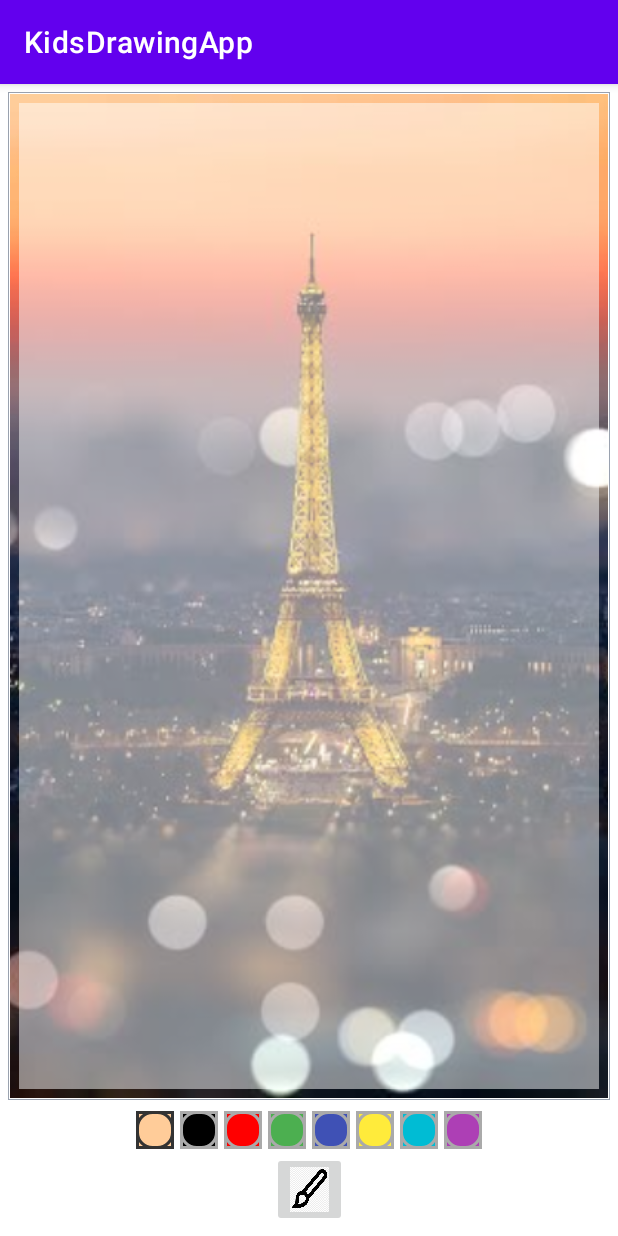
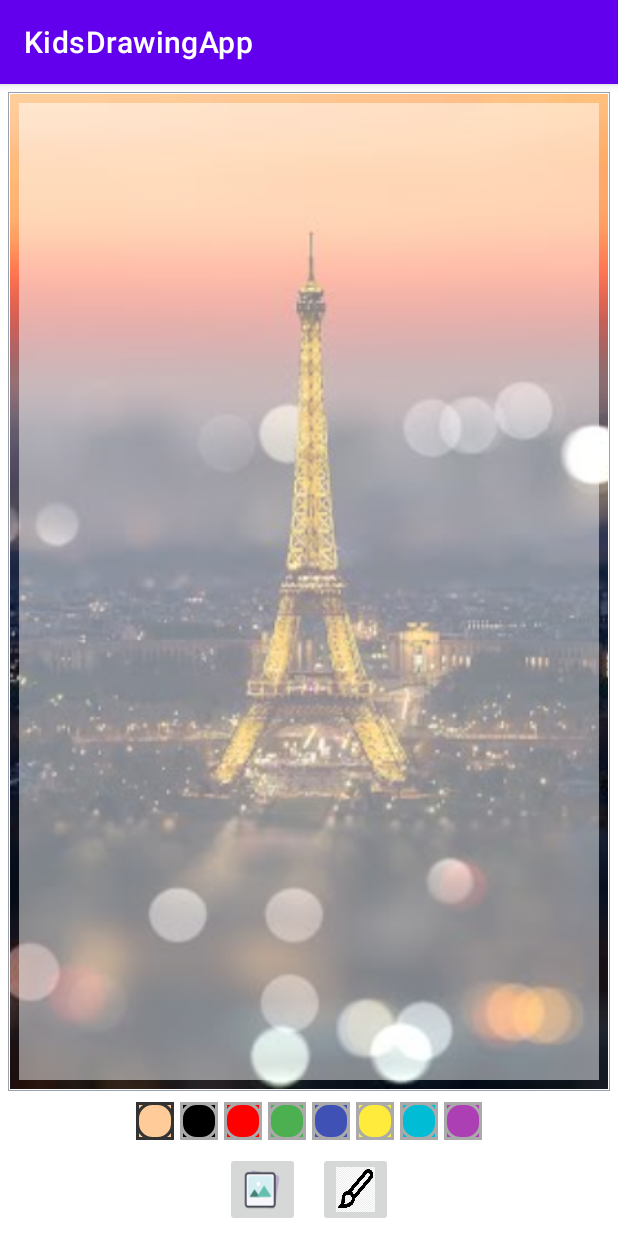
Before and after one commit to maximilian6547s/KidsDrawingApp, an Android app: the screen it shows after launch (MainActivity), after a tap on "colorPalette", on a phone screen of 412 x 824 dp. Run offline under Robolectric (Android 15) with nearby library versions, the phone set to English and light mode, and no system bars.

Commit message:
Add gallery button to UI

```diff
--- a/app/src/main/java/com/maximcuker/kidsdrawingapp/MainActivity.kt
+++ b/app/src/main/java/com/maximcuker/kidsdrawingapp/MainActivity.kt
@@ -72,7 +72,7 @@ class MainActivity : AppCompatActivity() {
                     R.drawable.pallete_pressed
                 )
             )
-            mImageButtonCurrentPaint?.setImageDrawable(ContextCompat.getDrawable(this, R.drawable.pallete_normal))
+            mImageButtonCurrentPaint?.setImageDrawable(ContextCompat.getDrawable(this, R.drawable.palette_normal))
             mImageButtonCurrentPaint = view
         }
     }
--- a/app/src/main/res/layout/activity_main.xml
+++ b/app/src/main/res/layout/activity_main.xml
@@ -20,11 +20,11 @@
 
         <ImageView
             android:id="@+id/ivBackground"
-            android:scaleType="centerCrop"
-            android:contentDescription="background_image"
             android:layout_width="match_parent"
             android:layout_height="match_parent"
-            android:src="@drawable/image"/>
+            android:contentDescription="background_image"
+            android:scaleType="centerCrop"
+            android:src="@drawable/image" />
 
         <com.maximcuker.kidsdrawingapp.DrawingView
             android:id="@+id/drawingView"
@@ -41,7 +41,7 @@
         android:layout_width="wrap_content"
         android:layout_height="wrap_content"
         android:orientation="horizontal"
-        app:layout_constraintBottom_toTopOf="@id/ibBrush"
+        app:layout_constraintBottom_toTopOf="@id/llActionButtons"
         app:layout_constraintLeft_toLeftOf="parent"
         app:layout_constraintRight_toRightOf="parent"
         app:layout_constraintTop_toBottomOf="@id/flDrawingViewContainer">
@@ -53,7 +53,7 @@
             android:background="@color/skin"
             android:contentDescription="colorPalette"
             android:onClick="paintClicked"
-            android:src="@drawable/pallete_normal"
+            android:src="@drawable/palette_normal"
             android:tag="@color/skin" />
 
         <ImageButton
@@ -63,7 +63,7 @@
             android:background="@color/black"
             android:contentDescription="colorPalette"
             android:onClick="paintClicked"
-            android:src="@drawable/pallete_normal"
+            android:src="@drawable/palette_normal"
             android:tag="@color/black" />
 
         <ImageButton
@@ -73,7 +73,7 @@
             android:background="@color/red"
             android:contentDescription="colorPalette"
             android:onClick="paintClicked"
-            android:src="@drawable/pallete_normal"
+            android:src="@drawable/palette_normal"
             android:tag="@color/red" />
 
         <ImageButton
@@ -83,7 +83,7 @@
             android:background="@color/green"
             android:contentDescription="colorPalette"
             android:onClick="paintClicked"
-            android:src="@drawable/pallete_normal"
+            android:src="@drawable/palette_normal"
             android:tag="@color/green" />
 
         <ImageButton
@@ -93,7 +93,7 @@
             android:background="@color/blue"
             android:contentDescription="colorPalette"
             android:onClick="paintClicked"
-            android:src="@drawable/pallete_normal"
+            android:src="@drawable/palette_normal"
             android:tag="@color/blue" />
 
         <ImageButton
@@ -103,7 +103,7 @@
             android:background="@color/yellow"
             android:contentDescription="colorPalette"
             android:onClick="paintClicked"
-            android:src="@drawable/pallete_normal"
+            android:src="@drawable/palette_normal"
             android:tag="@color/yellow" />
 
         <ImageButton
@@ -113,7 +113,7 @@
             android:background="@color/lollipop"
             android:contentDescription="colorPalette"
             android:onClick="paintClicked"
-            android:src="@drawable/pallete_normal"
+            android:src="@drawable/palette_normal"
             android:tag="@color/lollipop" />
 
         <ImageButton
@@ -123,21 +123,40 @@
             android:background="@color/random"
             android:contentDescription="colorPalette"
             android:onClick="paintClicked"
-            android:src="@drawable/pallete_normal"
+            android:src="@drawable/palette_normal"
             android:tag="@color/random" />
 
     </LinearLayout>
 
-    <ImageButton
-        android:id="@+id/ibBrush"
-        android:layout_width="50dp"
-        android:layout_height="50dp"
-        android:layout_margin="6dp"
-        android:contentDescription="brush_image"
-        android:scaleType="fitXY"
-        android:src="@drawable/brush_icon"
+    <LinearLayout
+        android:id="@+id/llActionButtons"
+        android:layout_width="match_parent"
+        android:layout_height="wrap_content"
+        android:gravity="center"
+        android:orientation="horizontal"
         app:layout_constraintBottom_toBottomOf="parent"
         app:layout_constraintLeft_toLeftOf="parent"
-        app:layout_constraintRight_toRightOf="parent" />
+        app:layout_constraintRight_toRightOf="parent">
+
+        <ImageButton
+            android:id="@+id/ibGallery"
+            android:layout_width="50dp"
+            android:layout_height="50dp"
+            android:layout_margin="6dp"
+            android:contentDescription="gallery_image"
+            android:scaleType="fitXY"
+            android:src="@drawable/ic_gallery" />
+
+        <ImageButton
+            android:id="@+id/ibBrush"
+            android:layout_width="50dp"
+            android:layout_height="50dp"
+            android:layout_margin="6dp"
+            android:contentDescription="brush_image"
+            android:scaleType="fitXY"
+            android:src="@drawable/brush_icon" />
+
+    </LinearLayout>
+
 
 </androidx.constraintlayout.widget.ConstraintLayout>
```
Also changed, not shown: app/src/main/res/drawable/ic_gallery.png (added), app/src/main/res/drawable/palette_normal.xml (renamed from app/src/main/res/drawable/pallete_normal.xml).
